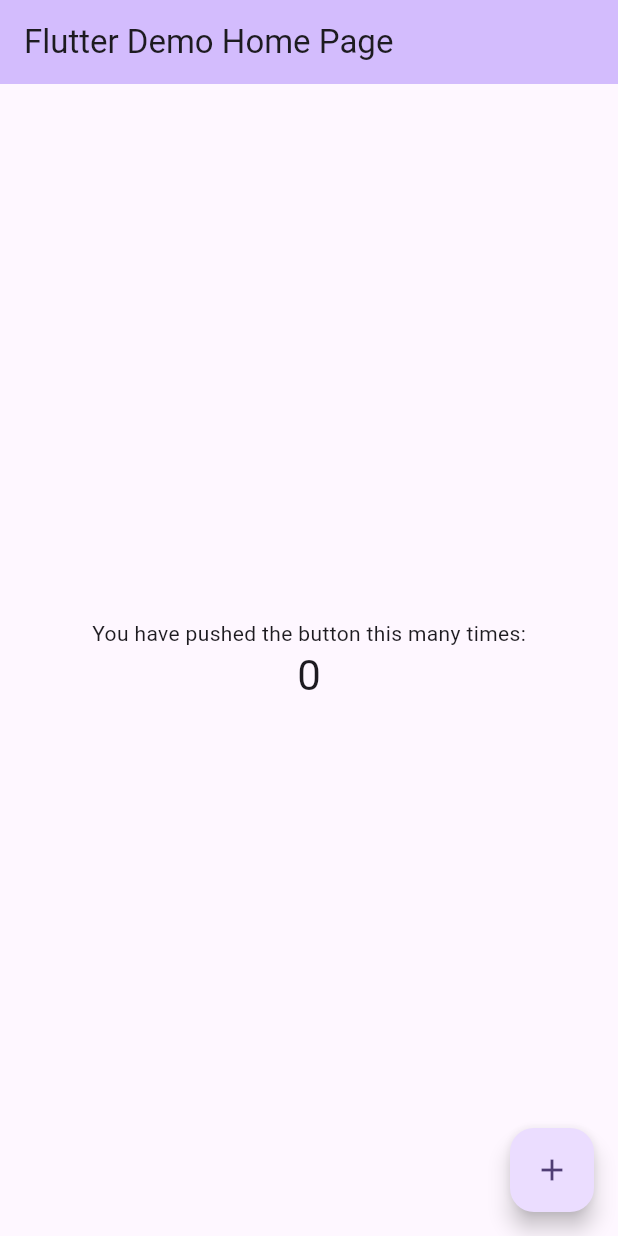
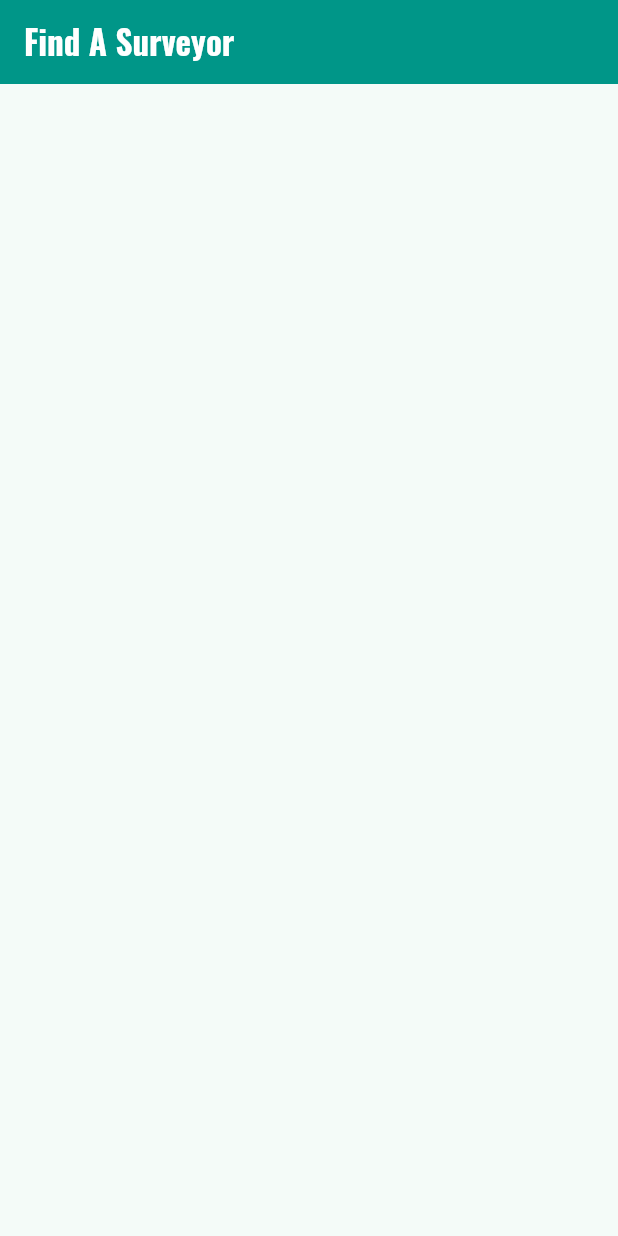
Before and after one commit to rsiva2294/findASurveyor, a Flutter app: the screen it shows after launch, on a phone screen of 412 x 824 dp. Run offline on Flutter 3.47's test engine with Material 3 defaults, Android fonts, the phone set to English and light mode, and no system bars; our stand-ins replace cloud_firestore, firebase_core, google_fonts; accounts and stored records are empty.

Commit message:
setup firestore service

```diff
--- a/lib/main.dart
+++ b/lib/main.dart
@@ -1,122 +1,35 @@
+import 'package:find_a_surveyor/firebase_options.dart';
+import 'package:find_a_surveyor/screen/list_screen.dart';
+import 'package:find_a_surveyor/service/firestore_service.dart';
+import 'package:find_a_surveyor/theme/app_theme.dart';
+import 'package:firebase_core/firebase_core.dart';
 import 'package:flutter/material.dart';
+import 'package:provider/provider.dart';
 
-void main() {
-  runApp(const MyApp());
+void main() async{
+  WidgetsFlutterBinding.ensureInitialized();
+  await Firebase.initializeApp(
+    options: DefaultFirebaseOptions.currentPlatform,
+  );
+  runApp(
+      Provider(
+        create: (context) => FirestoreService(),
+        child: const MyApp(),
+      ),
+  );
 }
 
 class MyApp extends StatelessWidget {
   const MyApp({super.key});
 
-  // This widget is the root of your application.
   @override
   Widget build(BuildContext context) {
     return MaterialApp(
-      title: 'Flutter Demo',
-      theme: ThemeData(
-        // This is the theme of your application.
-        //
-        // TRY THIS: Try running your application with "flutter run". You'll see
-        // the application has a purple toolbar. Then, without quitting the app,
-        // try changing the seedColor in the colorScheme below to Colors.green
-        // and then invoke "hot reload" (save your changes or press the "hot
-        // reload" button in a Flutter-supported IDE, or press "r" if you used
-        // the command line to start the app).
-        //
-        // Notice that the counter didn't reset back to zero; the application
-        // state is not lost during the reload. To reset the state, use hot
-        // restart instead.
-        //
-        // This works for code too, not just values: Most code changes can be
-        // tested with just a hot reload.
-        colorScheme: ColorScheme.fromSeed(seedColor: Colors.deepPurple),
-      ),
-      home: const MyHomePage(title: 'Flutter Demo Home Page'),
+      title: "Find A Surveyor",
+      themeMode: ThemeMode.system,
+      theme: AppTheme.lightTheme,
+      darkTheme: AppTheme.darkTheme,
+      home: ListScreen(),
     );
   }
 }
-
-class MyHomePage extends StatefulWidget {
-  const MyHomePage({super.key, required this.title});
-
-  // This widget is the home page of your application. It is stateful, meaning
-  // that it has a State object (defined below) that contains fields that affect
-  // how it looks.
-
-  // This class is the configuration for the state. It holds the values (in this
-  // case the title) provided by the parent (in this case the App widget) and
-  // used by the build method of the State. Fields in a Widget subclass are
-  // always marked "final".
-
-  final String title;
-
-  @override
-  State<MyHomePage> createState() => _MyHomePageState();
-}
-
-class _MyHomePageState extends State<MyHomePage> {
-  int _counter = 0;
-
-  void _incrementCounter() {
-    setState(() {
-      // This call to setState tells the Flutter framework that something has
-      // changed in this State, which causes it to rerun the build method below
-      // so that the display can reflect the updated values. If we changed
-      // _counter without calling setState(), then the build method would not be
-      // called again, and so nothing would appear to happen.
-      _counter++;
-    });
-  }
-
-  @override
-  Widget build(BuildContext context) {
-    // This method is rerun every time setState is called, for instance as done
-    // by the _incrementCounter method above.
-    //
-    // The Flutter framework has been optimized to make rerunning build methods
-    // fast, so that you can just rebuild anything that needs updating rather
-    // than having to individually change instances of widgets.
-    return Scaffold(
-      appBar: AppBar(
-        // TRY THIS: Try changing the color here to a specific color (to
-        // Colors.amber, perhaps?) and trigger a hot reload to see the AppBar
-        // change color while the other colors stay the same.
-        backgroundColor: Theme.of(context).colorScheme.inversePrimary,
-        // Here we take the value from the MyHomePage object that was created by
-        // the App.build method, and use it to set our appbar title.
-        title: Text(widget.title),
-      ),
-      body: Center(
-        // Center is a layout widget. It takes a single child and positions it
-        // in the middle of the parent.
-        child: Column(
-          // Column is also a layout widget. It takes a list of children and
-          // arranges them vertically. By default, it sizes itself to fit its
-          // children horizontally, and tries to be as tall as its parent.
-          //
-          // Column has various properties to control how it sizes itself and
-          // how it positions its children. Here we use mainAxisAlignment to
-          // center the children vertically; the main axis here is the vertical
-          // axis because Columns are vertical (the cross axis would be
-          // horizontal).
-          //
-          // TRY THIS: Invoke "debug painting" (choose the "Toggle Debug Paint"
-          // action in the IDE, or press "p" in the console), to see the
-          // wireframe for each widget.
-          mainAxisAlignment: MainAxisAlignment.center,
-          children: <Widget>[
-            const Text('You have pushed the button this many times:'),
-            Text(
-              '$_counter',
-              style: Theme.of(context).textTheme.headlineMedium,
-            ),
-          ],
-        ),
-      ),
-      floatingActionButton: FloatingActionButton(
-        onPressed: _incrementCounter,
-        tooltip: 'Increment',
-        child: const Icon(Icons.add),
-      ), // This trailing comma makes auto-formatting nicer for build methods.
-    );
-  }
-}
--- /dev/null
+++ b/lib/model/surveyor_model.dart
@@ -0,0 +1,60 @@
+import 'package:cloud_firestore/cloud_firestore.dart';
+
+class Surveyor {
+  // Use non-nullable types where possible for safety
+  final String id; // The document ID (SLA_NO)
+  final String surveyorNameEn;
+  final String cityEn;
+  final String stateEn;
+  final String pincode;
+  final String mobileNo;
+  final String emailAddr;
+  final List<String> departments;
+  final int tierRank;
+  final GeoPoint? location; // Firestore has a native GeoPoint type
+  final String? geohash;
+  final String? profilePictureUrl;
+  final DateTime? licenseExpiryDate;
+
+  Surveyor({
+    required this.id,
+    required this.surveyorNameEn,
+    required this.cityEn,
+    required this.stateEn,
+    required this.pincode,
+    required this.mobileNo,
+    required this.emailAddr,
+    required this.departments,
+    required this.tierRank,
+    this.location,
+    this.geohash,
+    this.profilePictureUrl,
+    this.licenseExpiryDate,
+  });
+
+  // This factory constructor is our parser. It takes a DocumentSnapshot
+  // from Firestore and creates a clean Surveyor object.
+  factory Surveyor.fromFirestore(DocumentSnapshot doc) {
+    // Get the data from the snapshot
+    Map<String, dynamic> data = doc.data()! as Map<String, dynamic>;
+
+    return Surveyor(
+      id: doc.id,
+      // Use the clean field names from our Firestore schema
+      surveyorNameEn: data['surveyor_name_en'] ?? 'No Name Provided',
+      cityEn: data['city_en'] ?? '',
+      stateEn: data['state_en'] ?? '',
+      pincode: data['pincode'] ?? '',
+      mobileNo: data['mobile'] ?? '',
+      emailAddr: data['email'] ?? '',
+      // Ensure we handle the data types correctly
+      departments: List<String>.from(data['departments'] ?? []),
+      tierRank: data['tier_rank'] ?? 99,
+      location: data['location'], // This will be a GeoPoint from Firestore
+      geohash: data['geohash'],
+      profilePictureUrl: data['profilePictureUrl'],
+      // Safely convert the Firestore Timestamp to a Dart DateTime
+      licenseExpiryDate: (data['license_expiry_date'] as Timestamp?)?.toDate(),
+    );
+  }
+}
--- /dev/null
+++ b/lib/screen/list_screen.dart
@@ -0,0 +1,19 @@
+import 'package:flutter/material.dart';
+
+class ListScreen extends StatefulWidget {
+  const ListScreen({super.key});
+
+  @override
+  State<ListScreen> createState() => _ListScreenState();
+}
+
+class _ListScreenState extends State<ListScreen> {
+  @override
+  Widget build(BuildContext context) {
+    return Scaffold(
+      appBar: AppBar(
+        title: Text("Find A Surveyor"),
+      ),
+    );
+  }
+}
--- /dev/null
+++ b/lib/service/firestore_service.dart
@@ -0,0 +1,23 @@
+
+import 'package:cloud_firestore/cloud_firestore.dart';
+import 'package:find_a_surveyor/model/surveyor_model.dart';
+
+class FirestoreService{
+
+  final FirebaseFirestore _firestoreInstance = FirebaseFirestore.instance;
+
+  late final CollectionReference _surveyorCollectionReference;
+
+  FirestoreService(){
+    _surveyorCollectionReference = _firestoreInstance.collection('surveyors');
+  }
+
+  Future<List<Surveyor>> getSurveyors(int limit) async{
+    try{
+      QuerySnapshot querySnapshot = await _surveyorCollectionReference.orderBy('surveyor_name_en').limit(limit).get();
+      return querySnapshot.docs.map((doc) => Surveyor.fromFirestore(doc)).toList();
+    }catch (e){
+      throw Exception(e);
+    }
+  }
+}
--- /dev/null
+++ b/lib/theme/app_theme.dart
@@ -0,0 +1,206 @@
+
+import 'package:flutter/material.dart';
+import 'package:google_fonts/google_fonts.dart';
+
+class AppTheme {
+  // Common text styles to reuse
+  static final _lightTextTheme = TextTheme(
+    displayLarge: GoogleFonts.roboto(fontSize: 72, fontWeight: FontWeight.bold),
+    titleLarge: GoogleFonts.oswald(fontSize: 30, fontStyle: FontStyle.italic),
+    bodyMedium: GoogleFonts.merriweather(fontSize: 16, height: 1.5),
+    titleMedium: GoogleFonts.oswald(fontSize: 18),
+  );
+
+  static final _darkTextTheme = TextTheme(
+    displayLarge: GoogleFonts.roboto(fontSize: 72, fontWeight: FontWeight.bold, color: Colors.white),
+    titleLarge: GoogleFonts.oswald(fontSize: 30, fontStyle: FontStyle.italic, color: Colors.white),
+    bodyMedium: GoogleFonts.merriweather(fontSize: 16, height: 1.5, color: Colors.white),
+    titleMedium: GoogleFonts.oswald(fontSize: 18, color: Colors.white),
+  );
+
+
+  // LIGHT THEME
+  static final ThemeData lightTheme = ThemeData(
+    useMaterial3: true,
+    brightness: Brightness.light,
+    colorScheme: ColorScheme.fromSeed(
+      seedColor: Colors.teal,
+      brightness: Brightness.light,
+    ),
+    textTheme: _lightTextTheme,
+
+    appBarTheme: AppBarTheme(
+      backgroundColor: Colors.teal,
+      foregroundColor: Colors.white,
+      titleTextStyle: GoogleFonts.oswald(fontSize: 22, fontWeight: FontWeight.bold, color: Colors.white),
+      iconTheme: const IconThemeData(color: Colors.white),
+    ),
+
+    elevatedButtonTheme: ElevatedButtonThemeData(
+      style: ElevatedButton.styleFrom(
+        backgroundColor: Colors.teal,
+        foregroundColor: Colors.white,
+        padding: const EdgeInsets.symmetric(horizontal: 24, vertical: 12),
+        textStyle: GoogleFonts.roboto(fontSize: 16, fontWeight: FontWeight.bold),
+        shape: RoundedRectangleBorder(borderRadius: BorderRadius.circular(8)),
+      ),
+    ),
+
+    inputDecorationTheme: InputDecorationTheme(
+      border: OutlineInputBorder(
+        borderRadius: BorderRadius.circular(8),
+        borderSide: const BorderSide(color: Colors.grey),
+      ),
+      focusedBorder: OutlineInputBorder(
+        borderRadius: BorderRadius.circular(8),
+        borderSide: const BorderSide(color: Colors.teal, width: 2),
+      ),
+      labelStyle: GoogleFonts.roboto(color: Colors.grey[700]),
+      hintStyle: GoogleFonts.roboto(color: Colors.grey[400]),
+    ),
+
+    cardTheme: CardThemeData(
+      elevation: 4,
+      shape: RoundedRectangleBorder(borderRadius: BorderRadius.circular(12)),
+      margin: const EdgeInsets.all(8),
+    ),
+
+    // NEW WIDGET THEMES FOR LIGHT MODE
+    tabBarTheme: TabBarThemeData(
+      indicator: const UnderlineTabIndicator(
+        borderSide: BorderSide(color: Colors.white, width: 2),
+      ),
+      labelColor: Colors.white,
+      unselectedLabelColor: Colors.white70,
+      labelStyle: GoogleFonts.roboto(fontWeight: FontWeight.bold),
+      unselectedLabelStyle: GoogleFonts.roboto(),
+    ),
+
+    bottomNavigationBarTheme: const BottomNavigationBarThemeData(
+      backgroundColor: Colors.white,
+      selectedItemColor: Colors.teal,
+      unselectedItemColor: Colors.grey,
+      elevation: 8,
+    ),
+
+    floatingActionButtonTheme: FloatingActionButtonThemeData(
+      backgroundColor: Colors.teal,
+      foregroundColor: Colors.white,
+      shape: RoundedRectangleBorder(borderRadius: BorderRadius.circular(16)),
+    ),
+
+    dialogTheme: DialogThemeData(
+      shape: RoundedRectangleBorder(borderRadius: BorderRadius.circular(12)),
+      titleTextStyle: _lightTextTheme.titleMedium?.copyWith(color: Colors.black87, fontWeight: FontWeight.bold),
+    ),
+
+    chipTheme: ChipThemeData(
+      backgroundColor: Colors.grey[200],
+      selectedColor: Colors.teal,
+      labelStyle: GoogleFonts.roboto(color: Colors.black87),
+      secondaryLabelStyle: GoogleFonts.roboto(color: Colors.white),
+      padding: const EdgeInsets.symmetric(horizontal: 12, vertical: 8),
+      shape: const StadiumBorder(),
+    ),
+
+    sliderTheme: SliderThemeData(
+      activeTrackColor: Colors.teal,
+      thumbColor: Colors.teal,
+      inactiveTrackColor: Colors.teal.withAlpha(100),
+    ),
+  );
+
+
+  // DARK THEME
+  static final ThemeData darkTheme = ThemeData(
+    useMaterial3: true,
+    brightness: Brightness.dark,
+    colorScheme: ColorScheme.fromSeed(
+      seedColor: Colors.teal.shade200,
+      brightness: Brightness.dark,
+    ),
+    textTheme: _darkTextTheme,
+
+    appBarTheme: AppBarTheme(
+      backgroundColor: Colors.grey[900],
+      foregroundColor: Colors.white,
+      titleTextStyle: GoogleFonts.oswald(fontSize: 22, fontWeight: FontWeight.bold, color: Colors.white),
+      iconTheme: const IconThemeData(color: Colors.white),
+    ),
+
+    elevatedButtonTheme: ElevatedButtonThemeData(
+      style: ElevatedButton.styleFrom(
+        backgroundColor: Colors.teal.shade200,
+        foregroundColor: Colors.grey[900],
+        padding: const EdgeInsets.symmetric(horizontal: 24, vertical: 12),
+        textStyle: GoogleFonts.roboto(fontSize: 16, fontWeight: FontWeight.bold),
+        shape: RoundedRectangleBorder(borderRadius: BorderRadius.circular(8)),
+      ),
+    ),
+
+    inputDecorationTheme: InputDecorationTheme(
+      border: OutlineInputBorder(
+        borderRadius: BorderRadius.circular(8),
+        borderSide: BorderSide(color: Colors.grey.shade700),
+      ),
+      focusedBorder: OutlineInputBorder(
+        borderRadius: BorderRadius.circular(8),
+        borderSide: BorderSide(color: Colors.teal.shade200, width: 2),
+      ),
+      labelStyle: GoogleFonts.roboto(color: Colors.grey[400]),
+      hintStyle: GoogleFonts.roboto(color: Colors.grey[600]),
+    ),
+
+    cardTheme: CardThemeData(
+      elevation: 4,
+      shape: RoundedRectangleBorder(borderRadius: BorderRadius.circular(12)),
+      margin: const EdgeInsets.all(8),
+      color: Colors.grey[850],
+    ),
+
+    // NEW WIDGET THEMES FOR DARK MODE
+    tabBarTheme: TabBarThemeData(
+      indicator: UnderlineTabIndicator(
+        borderSide: BorderSide(color: Colors.teal.shade200, width: 2),
+      ),
+      labelColor: Colors.teal.shade200,
+      unselectedLabelColor: Colors.grey[400],
+      labelStyle: GoogleFonts.roboto(fontWeight: FontWeight.bold),
+      unselectedLabelStyle: GoogleFonts.roboto(),
+    ),
+
+    bottomNavigationBarTheme: BottomNavigationBarThemeData(
+      backgroundColor: Colors.grey[900],
+      selectedItemColor: Colors.teal.shade200,
+      unselectedItemColor: Colors.grey[600],
+      elevation: 8,
+    ),
+
+    floatingActionButtonTheme: FloatingActionButtonThemeData(
+      backgroundColor: Colors.teal.shade200,
+      foregroundColor: Colors.grey[900],
+      shape: RoundedRectangleBorder(borderRadius: BorderRadius.circular(16)),
+    ),
+
+    dialogTheme: DialogThemeData(
+      backgroundColor: Colors.grey[850],
+      shape: RoundedRectangleBorder(borderRadius: BorderRadius.circular(12)),
+      titleTextStyle: _darkTextTheme.titleMedium?.copyWith(fontWeight: FontWeight.bold),
+    ),
+
+    chipTheme: ChipThemeData(
+      backgroundColor: Colors.grey[700],
+      selectedColor: Colors.teal.shade200,
+      labelStyle: GoogleFonts.roboto(color: Colors.white70),
+      secondaryLabelStyle: GoogleFonts.roboto(color: Colors.black87),
+      padding: const EdgeInsets.symmetric(horizontal: 12, vertical: 8),
+      shape: const StadiumBorder(),
+    ),
+
+    sliderTheme: SliderThemeData(
+      activeTrackColor: Colors.teal.shade200,
+      thumbColor: Colors.teal.shade200,
+      inactiveTrackColor: Colors.teal.shade200.withAlpha(100),
+    ),
+  );
+}
--- a/pubspec.yaml
+++ b/pubspec.yaml
@@ -34,6 +34,10 @@ dependencies:
   # The following adds the Cupertino Icons font to your application.
   # Use with the CupertinoIcons class for iOS style icons.
   cupertino_icons: ^1.0.8
+  google_fonts:
+  firebase_core:
+  cloud_firestore:
+  provider:
 
 dev_dependencies:
   flutter_test:
```
Also changed, not shown: firebase.json (added), lib/firebase_options.dart (added), pubspec.lock, 8 other files.
